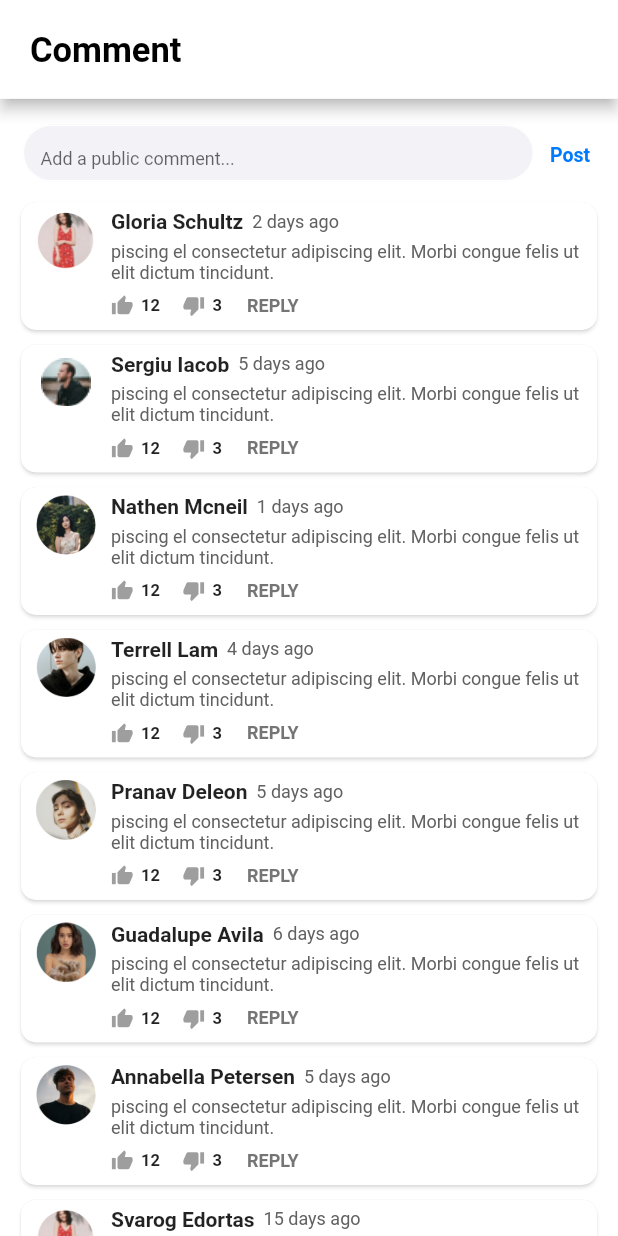
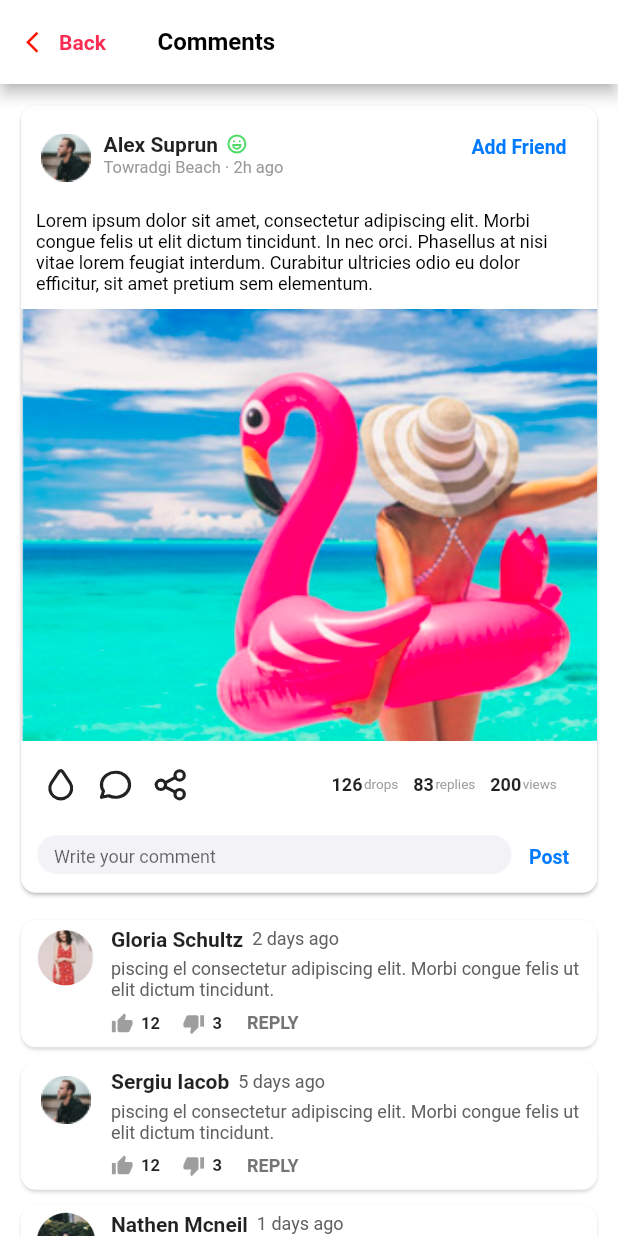
Before and after one commit to ralmalki/wesurf, a Flutter app: the Forum_comment screen opened directly, on a phone screen of 412 x 824 dp. Run offline on Flutter 3.47's test engine with Material 2 defaults, Android fonts, the light colour scheme and no system bars; our stand-ins replace cloud_firestore, firebase_auth, firebase_core, firebase_storage, flutter_lorem, flutter_tabler_icons and 3 more; missing offline and left inert: kumi_popup_window, map_launcher; accounts and stored records are empty.

Commit message:
updated ForumComment.dart
added forum card on ForumComment.dart

```diff
--- a/lib/screens/Forum_comment.dart
+++ b/lib/screens/Forum_comment.dart
@@ -10,8 +10,11 @@ class Forum_commentState extends State<Forum_comment>
 {
 
   TextEditingController commentController = TextEditingController();
+  Icon mood_happy =Icon(TablerIcons.mood_happy, size: 15, color: Color(0xff4CD964));
+  Icon mood_neutral =Icon(TablerIcons.mood_neutral, size: 15, color: Color(0XFFFE9E12));
+  Icon mood_sad = Icon(TablerIcons.mood_sad, size: 15, color: Colors.red);
 
-  Widget _ForumCard(String username, String profile_img, String forum_img,String location, String post_time, String comment)
+  Widget _commentCard(String username, String profile_img, String forum_img,String location, String post_time, String comment)
   {
     return Card(
         color: Colors.white,
@@ -110,6 +113,157 @@ class Forum_commentState extends State<Forum_comment>
     );
   }
 
+  Widget _ForumCard(String username, String profile_img, String forum_img,
+      String location, String post_time, Icon mood_icon) {
+    const String str =
+        "Lorem ipsum dolor sit amet, consectetur adipiscing elit. Morbi congue felis ut elit dictum tincidunt. In nec orci. Phasellus at nisi vitae lorem feugiat interdum. Curabitur ultricies odio eu dolor efficitur, sit amet pretium sem elementum.";
+    return Column(children: [
+      Card(
+        color: Colors.white,
+        shape: RoundedRectangleBorder(
+          borderRadius: BorderRadius.circular(10.0),
+        ),
+        clipBehavior: Clip.antiAlias,
+        child: Column(
+          children: [
+            _PostUserInfo(username, profile_img, location, post_time, mood_icon),
+            Padding(
+              padding: const EdgeInsets.fromLTRB(10.0, 0, 10, 10),
+              child: new Text(
+                str,
+                style: TextStyle(fontSize: 12, color: Colors.black),
+              ),
+            ),
+            Image.asset(forum_img),
+            Container(
+              padding: EdgeInsets.fromLTRB(14, 5, 0, 0),
+              child: _forumBottomTable(),
+            ),
+            Row(
+              children: [
+                Column(
+                  children: [
+                    SizedBox(height: 5),
+                    Container(
+                        height: 40,
+                        width: 328,
+                        padding: const EdgeInsets.fromLTRB(10.0, 2, 0, 10),
+                        child: TextField(
+                          controller: commentController,
+                          decoration: InputDecoration(
+                            border: InputBorder.none,
+                            fillColor: Color(0xffF2F2F7),
+                            filled: true,
+                            hintText: 'Write your comment',
+                            hintStyle: TextStyle(fontSize: 12, height: 0.5),
+                            enabledBorder: OutlineInputBorder(
+                              borderRadius:
+                                  BorderRadius.all(Radius.circular(20.0)),
+                              borderSide: BorderSide(color: Colors.white),
+                            ),
+                            labelStyle: TextStyle(fontSize: 12),
+                          ),
+                        )),
+                  ],
+                ),
+                MaterialButton(
+                  minWidth: 5,
+                  height: 10,
+                  textColor: const Color(0xff007AFF),
+                  padding: EdgeInsets.all(2.0),
+                  onPressed: () {},
+                  child: const Text('Post',
+                      style:
+                          TextStyle(fontSize: 13, fontWeight: FontWeight.w700)),
+                ),
+              ],
+            ),
+          ],
+        ),
+      ),
+      SizedBox(height: 10)
+    ]);
+  }
+
+ Widget _PostUserInfo(String username, String profile_pic_path, String location,
+      String post_time, Icon mood_icon) {
+    String location_str = location + ' · ' + post_time + " ago";
+    return Container(
+      padding: EdgeInsets.fromLTRB(10, 0, 1, 0),
+      child: Row(
+        children: <Widget>[
+          Image.asset(
+            profile_pic_path,
+            height: 40,
+            width: 40,
+          ),
+          SizedBox(
+            width: 5,
+          ),
+          Container(
+              height: 70,
+              child: Table(
+                defaultColumnWidth: FixedColumnWidth(156),
+                border: TableBorder.all(
+                    color: Colors.black26, width: 1, style: BorderStyle.none),
+                children: [
+                  TableRow(children: [
+                    TableCell(
+                        child: Align(
+                            child: Column(
+                      children: [
+                        SizedBox(
+                          height: 18,
+                        ),
+                        Align(
+                            alignment: Alignment.topLeft,
+                            child: Row(children: [
+                              Text(username,
+                                  style: TextStyle(
+                                      fontSize: 14,
+                                      fontWeight: FontWeight.w700)),
+                              SizedBox(width: 5),
+                              mood_icon,
+                            ])),
+                        SizedBox(
+                          height: 1,
+                        ),
+                        Align(
+                            alignment: Alignment.topLeft,
+                            child: Text(location_str,
+                                style: TextStyle(
+                                    color: Color(0xff999999),
+                                    fontSize: 11,
+                                    fontWeight: FontWeight.normal))),
+                      ],
+                    ))),
+                    TableCell(
+                        child: Align(
+                            alignment: Alignment.topRight,
+                            child: Column(children: [
+                              SizedBox(
+                                height: 4,
+                              ),
+                              MaterialButton(
+                                minWidth: 70,
+                                height: 20,
+                                textColor: const Color(0xff007AFF),
+                                padding: EdgeInsets.all(2.0),
+                                onPressed: () {},
+                                child: const Text('Add Friend',
+                                    style: TextStyle(
+                                        fontSize: 13,
+                                        fontWeight: FontWeight.w700)),
+                              ),
+                            ]))),
+                  ]),
+                ],
+              )),
+        ],
+      ),
+    );
+  }
+
   Widget _forumBottomTable() {
     IconButton commentButton = IconButton(
       iconSize:25.0,
@@ -191,78 +345,61 @@ class Forum_commentState extends State<Forum_comment>
     double screen_width = MediaQuery.of(context).size.width;
     double textfield_icon_size = screen_width * 0.06;
     return new Scaffold(
-      appBar: PreferredSize
-      (
-        preferredSize: Size.fromHeight(appbar_h) ,
-        child: AppBar(
-        leading: new Row(children:[
-          SizedBox(width: 20,),
-          Column(children:
-          [
-             SizedBox(height: 20,),
-             Text('Comment', style: TextStyle(color: Colors.black,fontSize: 23,fontWeight: FontWeight.bold))
-          ])
-        ]),
-        leadingWidth: 500,
+      appBar:AppBar(
+          title: new Text('Comments',
+                style: TextStyle(
+                    fontSize: 16,
+                    color: Colors.black,
+                    fontWeight: FontWeight.w700)),
+            leading: new Row(children: [
+              FlatButton(
+                onPressed: () {
+                  Navigator.pop(context);
+                },
+                textColor: Color(0xFF1A7EFF),
+                child: Row(children: [
+                  Icon(
+                    Icons.arrow_back_ios,
+                    size: 17,
+                    color: Color(0xFFFF1300),
+                  ),
+                  SizedBox(
+                    width: 5,
+                  ),
+                  Text('Back',
+                      style: TextStyle(
+                          color: Color(0xFFFC2D54),
+                          fontWeight: FontWeight.w700))
+                ]),
+              ),
+            ]),
+            leadingWidth: 89,
+
         backgroundColor: Colors.white,
-      )),
+      ),
       body:Container(
         padding: EdgeInsets.fromLTRB(10, 10, 10, 0),
         color: Colors.white,
         child:ListView(children: [
-             Row(children: [
-              Column(
-                  children: [
-                    SizedBox(height: 5,),
-                    Container(
-                        height: 50,
-                        width: 346,
-                        padding: const EdgeInsets.fromLTRB(5, 2, 0, 10),
-                        child: TextField(
-                          controller: commentController,
-                          decoration: InputDecoration(
-                            border: InputBorder.none,
-                            fillColor: Color(0xffF2F2F7),
-                            filled: true,
-                            hintText: 'Add a public comment...',
-                            hintStyle: TextStyle(fontSize: 12, height: 0.5),
-                            enabledBorder: OutlineInputBorder(
-                              borderRadius:
-                                  BorderRadius.all(Radius.circular(20.0)),
-                              borderSide: BorderSide(color: Colors.white),
-                            ),
-                            labelStyle: TextStyle(fontSize: 12),
-                          ),
-                        )),
-                  ],
-                ),
-                MaterialButton(
-                  minWidth: 5,
-                  height: 10,
-                  textColor: const Color(0xff007AFF),
-                  padding: EdgeInsets.all(2.0),
-                  onPressed: () {},
-                  child: const Text('Post', style:TextStyle(fontSize: 13, fontWeight: FontWeight.w700)),
-                ),
-              ],
-            ),
-        _ForumCard("Gloria Schultz", 'assets/profile_pic.png', 'assets/forum_pic.png',"Towradgi Beach", "2",comment ),
+
+        _ForumCard("Alex Suprun", 'assets/profile_pic2.png','assets/forum_pic2.png', "Towradgi Beach", "2h", mood_happy),
+        _commentCard("Gloria Schultz", 'assets/profile_pic.png', 'assets/forum_pic.png',"Towradgi Beach", "2",comment ),
         SizedBox(height: 2,),
-        _ForumCard("Sergiu Iacob", 'assets/profile_pic2.png', 'assets/forum_pic.png',"Towradgi Beach", "5",comment ),
+        _commentCard("Sergiu Iacob", 'assets/profile_pic2.png', 'assets/forum_pic.png',"Towradgi Beach", "5",comment ),
         SizedBox(height: 2,),
-        _ForumCard("Nathen Mcneil", 'assets/profile_pic3.png', 'assets/forum_pic.png',"Towradgi Beach", "1",comment ),
+        _commentCard("Nathen Mcneil", 'assets/profile_pic3.png', 'assets/forum_pic.png',"Towradgi Beach", "1",comment ),
         SizedBox(height: 2,),
-        _ForumCard("Terrell Lam", 'assets/profile_pic4.png', 'assets/forum_pic.png',"Towradgi Beach", "4",comment ),
+        _commentCard("Terrell Lam", 'assets/profile_pic4.png', 'assets/forum_pic.png',"Towradgi Beach", "4",comment ),
         SizedBox(height: 2,),
-        _ForumCard("Pranav Deleon", 'assets/profile_pic5.png', 'assets/forum_pic.png',"Towradgi Beach", "5",comment ),
+        _commentCard("Pranav Deleon", 'assets/profile_pic5.png', 'assets/forum_pic.png',"Towradgi Beach", "5",comment ),
         SizedBox(height: 2,),
-        _ForumCard("Guadalupe Avila", 'assets/profile_pic6.png', 'assets/forum_pic.png',"Towradgi Beach", "6",comment ),
+        _commentCard("Guadalupe Avila", 'assets/profile_pic6.png', 'assets/forum_pic.png',"Towradgi Beach", "6",comment ),
         SizedBox(height: 2,),
-        _ForumCard("Annabella Petersen", 'assets/profile_pic7.png', 'assets/forum_pic.png',"Towradgi Beach", "5", comment),
+        _commentCard("Annabella Petersen", 'assets/profile_pic7.png', 'assets/forum_pic.png',"Towradgi Beach", "5", comment),
         SizedBox(height: 2,),
-        _ForumCard("Svarog Edortas", 'assets/profile_pic.png', 'assets/forum_pic.png',"Towradgi Beach", "15",comment ),
+        _commentCard("Svarog Edortas", 'assets/profile_pic.png', 'assets/forum_pic.png',"Towradgi Beach", "15",comment ),
         SizedBox(height: 2,),
-        _ForumCard("Elene Líadan", 'assets/profile_pic2.png', 'assets/forum_pic.png',"Towradgi Beach", "9",comment ),
+        _commentCard("Elene Líadan", 'assets/profile_pic2.png', 'assets/forum_pic.png',"Towradgi Beach", "9",comment ),
       ],)
    )
    );
```
